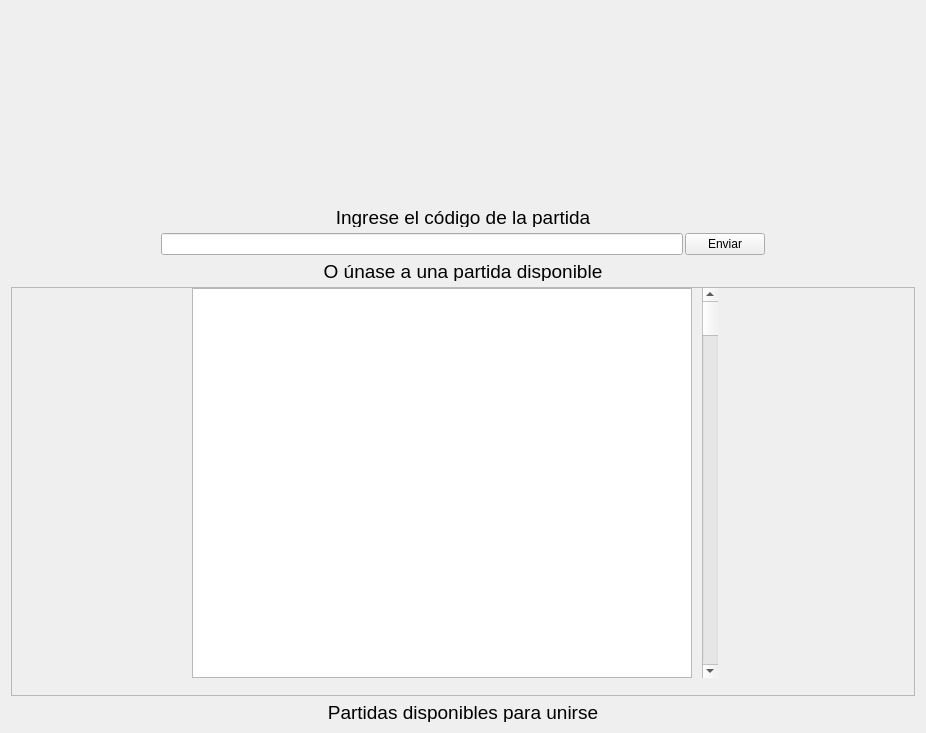
The window that qt/JoinGame.ui (BMQuiroga/TP-FINAL-TALLER-1) describes before a commit, drawn with Qt 5.
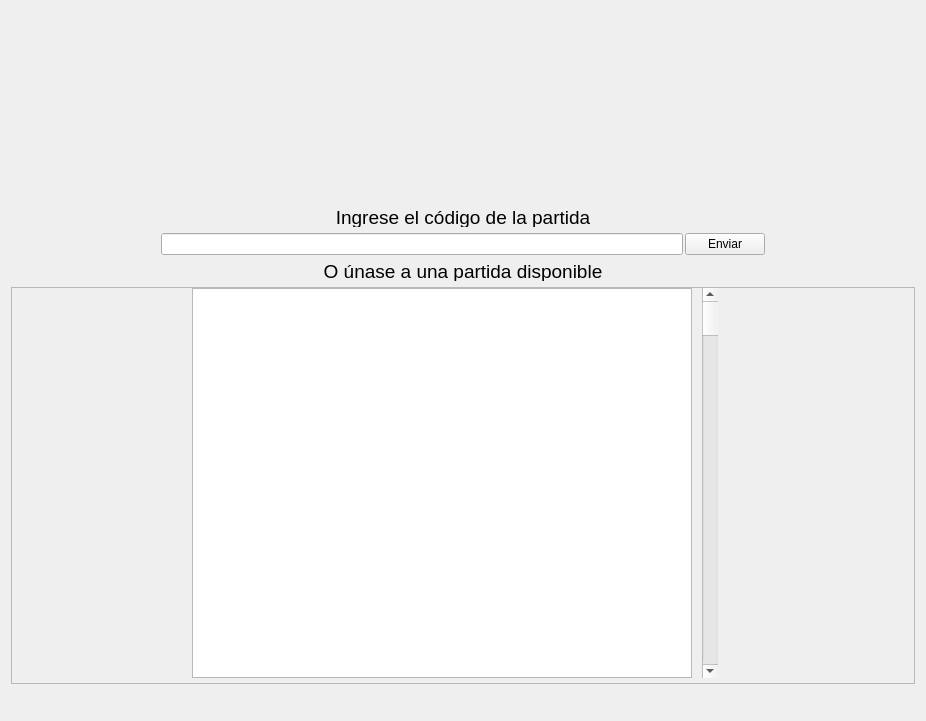
The same window after the commit. Icons and pictures are not drawn.

Commit message: Agrego problema del join Cambio la vista del join para que aparezca mensaje de éxito

The edit to the form file:
```diff
--- a/qt/JoinGame.ui
+++ b/qt/JoinGame.ui
@@ -7,7 +7,7 @@
     <x>0</x>
     <y>0</y>
     <width>922</width>
-    <height>733</height>
+    <height>721</height>
    </rect>
   </property>
   <property name="windowTitle">
@@ -99,7 +99,7 @@
         <x>0</x>
         <y>0</y>
         <width>902</width>
-        <height>406</height>
+        <height>394</height>
        </rect>
       </property>
       <widget class="QListWidget" name="listWidget">
@@ -160,7 +160,7 @@
       </font>
      </property>
      <property name="text">
-      <string>Partidas disponibles para unirse</string>
+      <string/>
      </property>
      <property name="alignment">
       <set>Qt::AlignCenter</set>
```
Left out of the diff: 2 changed lines with no effect on the pictures.
